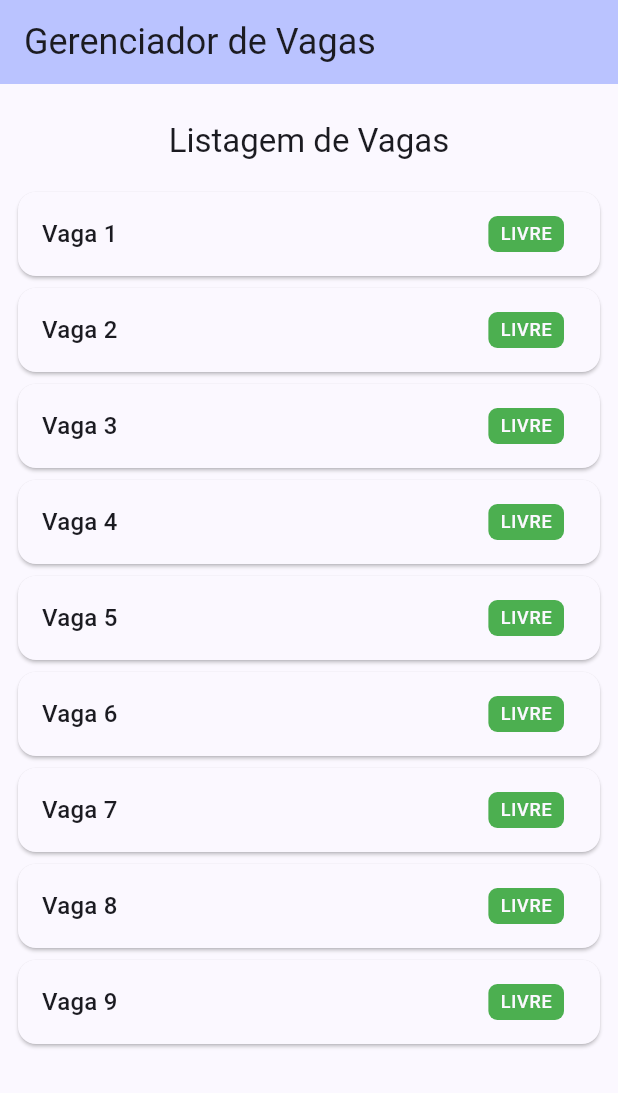
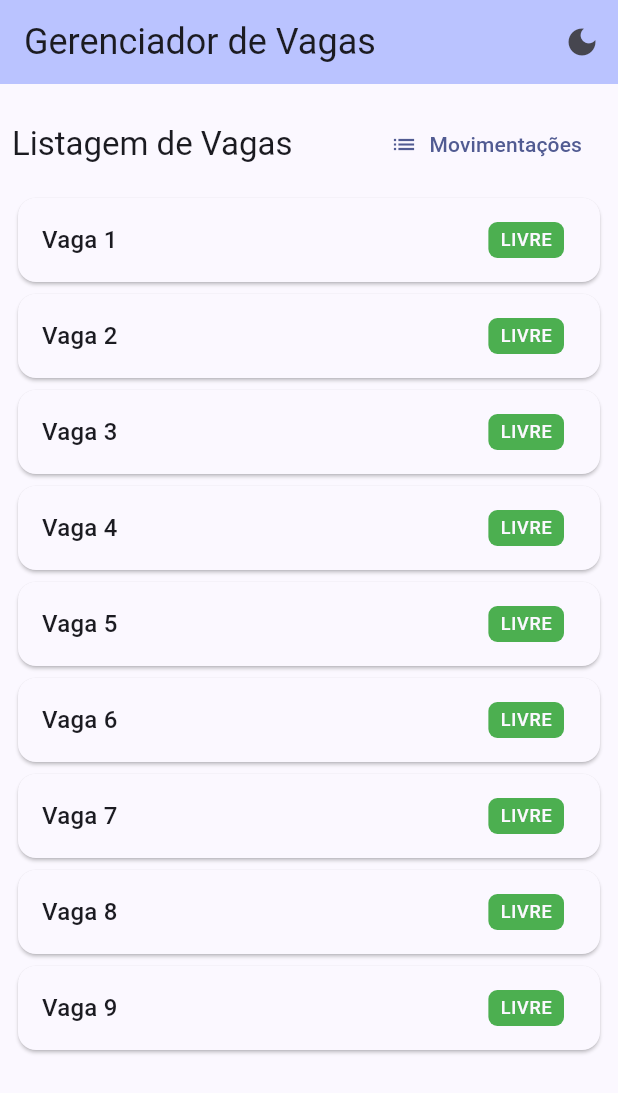
Before and after one commit to LucasMdosAnjos/gerenciador_vagas, a Flutter app: the screen it shows after launch, on a phone screen of 412 x 824 dp. Shown: the top 1093 px of the screen. Run offline on Flutter 3.47's test engine with Material 3 defaults, Android fonts, the phone set to English and light mode, and no system bars; our stand-ins replace bloc, dartz, flutter_animate, flutter_bloc, flutter_masked_text2, get_it and 2 more; accounts and stored records are empty.

Commit message:
light e dark mode funcionando

```diff
--- /dev/null
+++ b/lib/cubits/theme_cubit.dart
@@ -0,0 +1,10 @@
+import 'package:bloc/bloc.dart';
+import 'package:flutter/material.dart';
+
+class ThemeCubit extends Cubit<ThemeMode>{
+  ThemeCubit() : super(ThemeMode.light);
+
+  setTheme(ThemeMode themeMode){
+    emit(themeMode);
+  }
+}
--- a/lib/features/home/presentation/home_screen.dart
+++ b/lib/features/home/presentation/home_screen.dart
@@ -1,13 +1,12 @@
 import 'package:flutter/material.dart';
 import 'package:flutter_animate/flutter_animate.dart';
 import 'package:flutter_bloc/flutter_bloc.dart';
+import 'package:gerenciador_vagas/cubits/theme_cubit.dart';
 import 'package:gerenciador_vagas/features/home/presentation/blocs/get_vagas/get_vagas_bloc.dart';
 import 'package:gerenciador_vagas/features/home/presentation/blocs/get_vagas/get_vagas_event.dart';
 import 'package:gerenciador_vagas/features/home/presentation/blocs/get_vagas/get_vagas_state.dart';
 import 'package:gerenciador_vagas/features/home/presentation/widgets/item_vaga_widget.dart';
-import 'package:get_it/get_it.dart';
-
-final GetIt getIt = GetIt.instance;
+import 'package:gerenciador_vagas/main.dart';
 
 class HomeScreen extends StatefulWidget {
   const HomeScreen({super.key});
@@ -18,6 +17,7 @@ class HomeScreen extends StatefulWidget {
 
 class _HomeScreenState extends State<HomeScreen> {
   final GetVagasBloc bloc = getIt();
+  final ThemeCubit themeCubit = getIt();
 
   @override
   void initState() {
@@ -38,6 +38,25 @@ class _HomeScreenState extends State<HomeScreen> {
           'Gerenciador de Vagas',
           style: textTheme.headlineSmall,
         ),
+        actions: [
+          BlocBuilder<ThemeCubit, ThemeMode>(
+              bloc: themeCubit,
+              builder: (context, state) {
+                if (state == ThemeMode.dark) {
+                  return IconButton(
+                      onPressed: () {
+                        themeCubit.setTheme(ThemeMode.light);
+                      },
+                      icon: const Icon(Icons.light_mode));
+                } else {
+                  return IconButton(
+                      onPressed: () {
+                        themeCubit.setTheme(ThemeMode.dark);
+                      },
+                      icon: const Icon(Icons.dark_mode));
+                }
+              })
+        ],
       ),
       body: Padding(
         padding: const EdgeInsets.all(8.0),
@@ -45,18 +64,28 @@ class _HomeScreenState extends State<HomeScreen> {
           crossAxisAlignment: CrossAxisAlignment.start,
           children: <Widget>[
             const SizedBox(
-              height: 16,
+              height: 8,
             ),
             SizedBox(
               width: double.infinity,
-              child: Text(
-                'Listagem de Vagas',
-                style: textTheme.titleLarge,
-                textAlign: TextAlign.center,
+              child: Row(
+                mainAxisAlignment: MainAxisAlignment.spaceBetween,
+                children: [
+                  Text(
+                    'Listagem de Vagas',
+                    style: textTheme.titleLarge
+                        ?.copyWith(color: colorScheme.onBackground),
+                    textAlign: TextAlign.center,
+                  ),
+                  TextButton.icon(
+                      onPressed: () {},
+                      icon: const Icon(Icons.list),
+                      label: const Text('Movimentações'))
+                ],
               ),
             ),
             const SizedBox(
-              height: 16,
+              height: 8,
             ),
             Expanded(
               child: BlocBuilder<GetVagasBloc, GetVagasState>(
--- a/lib/main.dart
+++ b/lib/main.dart
@@ -1,4 +1,6 @@
 import 'package:flutter/material.dart';
+import 'package:flutter_bloc/flutter_bloc.dart';
+import 'package:gerenciador_vagas/cubits/theme_cubit.dart';
 import 'package:gerenciador_vagas/features/add_entrada/data/sqflite/sf_add_entrada.dart';
 import 'package:gerenciador_vagas/features/add_entrada/domain/repositories/add_entrada_repository.dart';
 import 'package:gerenciador_vagas/features/add_entrada/domain/usecases/add_entrada_usecase.dart';
@@ -27,6 +29,8 @@ void main() async {
 
   await getIt.allReady();
 
+  getIt.registerSingleton<ThemeCubit>(ThemeCubit());
+
   getIt.registerSingleton<GetVagasDatasource>(SfGetVagas(getIt()));
   getIt.registerSingleton<GetVagasRepository>(GetVagasRepositoryImpl(getIt()));
   getIt.registerSingleton<IGetVagasUsecase>(GetVagasUsecase(getIt()));
@@ -38,7 +42,7 @@ void main() async {
   getIt.registerSingleton<IAddEntradaUsecase>(AddEntradaUsecase(getIt()));
   getIt.registerSingleton<AddEntradaBloc>(AddEntradaBloc(getIt()));
 
-  runApp(const MyApp());
+  runApp(MyApp());
 }
 
 // GoRouter configuration
@@ -58,10 +62,15 @@ final _router = GoRouter(
 );
 
 class MyApp extends StatelessWidget {
-  const MyApp({super.key});
+  MyApp({super.key});
+
+  final ThemeCubit themeCubit = getIt();
 
   @override
   Widget build(BuildContext context) {
+    return BlocBuilder<ThemeCubit, ThemeMode>(
+        bloc: themeCubit,
+        builder: (context, state) {
           return MaterialApp.router(
             debugShowCheckedModeBanner: false,
             title: 'Gerenciador de Vagas',
@@ -73,8 +82,9 @@ class MyApp extends StatelessWidget {
               colorScheme: ColorScheme.fromSeed(
                   seedColor: Colors.indigo, brightness: Brightness.dark),
             ),
-      themeMode: ThemeMode.system,
+            themeMode: state,
             routerConfig: _router,
           );
+        });
   }
 }
```
Lines whose indentation alone changed are shown as unchanged.
